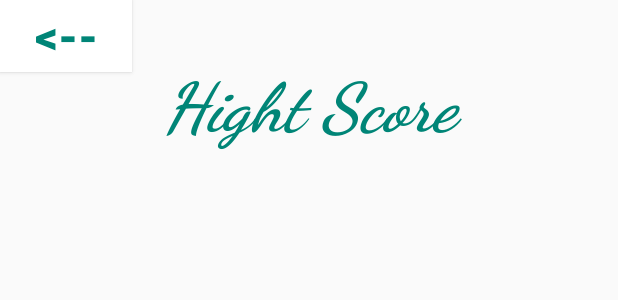
After one commit to Myphan29/ChildrenEnglishGame, an Android app: the layout activity_hight_score.xml on its own in the app's theme, with its tools: preview values and no code run, on a phone screen of 412 x 824 dp. The commit adds this screen. Shown: the top 300 px of the screen. Run offline under Robolectric (Android 15) with nearby library versions, the phone set to English and light mode, and no system bars.

Commit message:
Merge branch 'hight-score'

```diff
--- a/app/build.gradle
+++ b/app/build.gradle
@@ -29,6 +29,8 @@ dependencies {
     implementation 'com.google.firebase:firebase-database:16.0.1'
     implementation 'com.google.firebase:firebase-auth:16.1.0'
     implementation 'com.google.android.gms:play-services-auth:16.0.1'
+    implementation 'com.google.code.gson:gson:2.8.4'
+    implementation 'com.android.support:gridlayout-v7:28.0.0'
 
 }
 apply plugin: 'com.google.gms.google-services'
--- a/app/src/main/AndroidManifest.xml
+++ b/app/src/main/AndroidManifest.xml
@@ -9,7 +9,7 @@
         android:roundIcon="@drawable/app_icon"
         android:supportsRtl="true"
         android:theme="@style/AppTheme">
-        <activity android:name=".MainActivity"></activity>
+        <activity android:name=".MainActivity" />
         <activity android:name=".FirstMainActivity">
             <intent-filter>
                 <action android:name="android.intent.action.MAIN" />
@@ -17,7 +17,8 @@
                 <category android:name="android.intent.category.LAUNCHER" />
             </intent-filter>
         </activity>
-
+        <activity android:name=".HightScoreActivity" />
+        <activity android:name=".TutActivity"></activity>
     </application>
 
 </manifest>
--- /dev/null
+++ b/app/src/main/res/layout/activity_hight_score.xml
@@ -0,0 +1,56 @@
+<?xml version="1.0" encoding="utf-8"?>
+<android.support.constraint.ConstraintLayout xmlns:android="http://schemas.android.com/apk/res/android"
+    xmlns:app="http://schemas.android.com/apk/res-auto"
+    xmlns:tools="http://schemas.android.com/tools"
+    android:layout_width="match_parent"
+    android:layout_height="match_parent"
+    tools:context=".HightScoreActivity"
+    tools:layout_editor_absoluteY="25dp">
+
+    <TextView
+        android:id="@+id/txt_title"
+        android:layout_width="0dp"
+        android:layout_height="93dp"
+        android:layout_marginStart="14dp"
+        android:layout_marginTop="43dp"
+        android:layout_marginEnd="14dp"
+        android:fontFamily="cursive"
+        android:text="@string/hight_score"
+        android:textAlignment="center"
+        android:textColor="@color/colorPrimary"
+        android:textSize="45dp"
+        android:textStyle="bold|italic"
+        app:layout_constraintEnd_toEndOf="parent"
+        app:layout_constraintStart_toStartOf="parent"
+        app:layout_constraintTop_toTopOf="parent" />
+
+    <GridView
+        android:id="@+id/grd_tb"
+        android:layout_width="0dp"
+        android:layout_height="0dp"
+        android:layout_marginStart="1dp"
+        android:layout_marginEnd="1dp"
+        android:horizontalSpacing="10dp"
+        android:numColumns="3"
+        android:textAlignment="textStart"
+        android:verticalSpacing="10dp"
+        app:layout_constraintBottom_toBottomOf="parent"
+        app:layout_constraintEnd_toEndOf="parent"
+        app:layout_constraintStart_toStartOf="parent"
+        app:layout_constraintTop_toBottomOf="@+id/btn_back" />
+
+    <Button
+        android:id="@+id/btn_back"
+        android:layout_width="wrap_content"
+        android:layout_height="wrap_content"
+        android:layout_marginBottom="79dp"
+        android:background="@color/common_google_signin_btn_text_dark_default"
+        android:text="@string/bakc"
+        android:textColor="@color/colorPrimary"
+        android:textSize="30sp"
+        android:textStyle="bold"
+        app:layout_constraintBottom_toTopOf="@+id/grd_tb"
+        app:layout_constraintStart_toStartOf="parent"
+        app:layout_constraintTop_toTopOf="parent" />
+
+</android.support.constraint.ConstraintLayout>
--- a/app/src/main/res/values/strings.xml
+++ b/app/src/main/res/values/strings.xml
@@ -2,4 +2,6 @@
     <string name="app_name">Children English Game</string>
     <string name="ic_pause">&#xf04c;</string>
     <string name="ic_play">&#xf04b;</string>
+    <string name="hight_score">Hight Score</string>
+    <string name="bakc"><![CDATA[<--]]></string>
 </resources>
```
Also changed, not shown: app/src/main/java/com/example/us/childrenenglishgame/FirstMainActivity.java (+48 -12 lines), app/src/main/java/com/example/us/childrenenglishgame/HightScoreActivity.java (added, +116 -0 lines), app/src/main/java/com/example/us/childrenenglishgame/MainActivity.java (+14 -2 lines), app/src/main/java/com/example/us/childrenenglishgame/TutActivity.java (added, +17 -0 lines), app/src/main/java/com/example/us/childrenenglishgame/User.java (+40 -14 lines), app/src/main/res/layout/activity_first_main.xml (+58 -45 lines), app/src/main/res/layout/activity_main.xml (+12 -0 lines), app/src/main/res/layout/activity_tut.xml (added, +85 -0 lines), app/src/main/res/layout/item_mrid.xml (added, +7 -0 lines), app/src/main/res/drawable/image1.png (added), app/src/main/res/drawable/image2.png (added), app/src/main/res/drawable/image3.png (added), app/src/main/res/drawable/image4.png (added).
